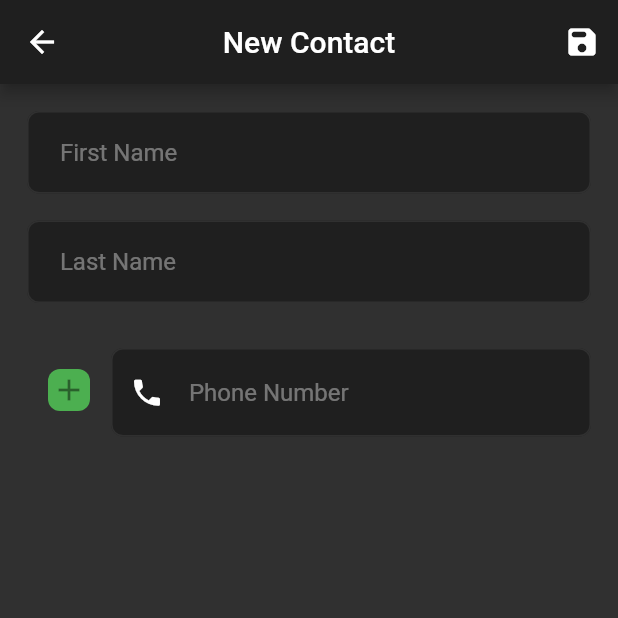
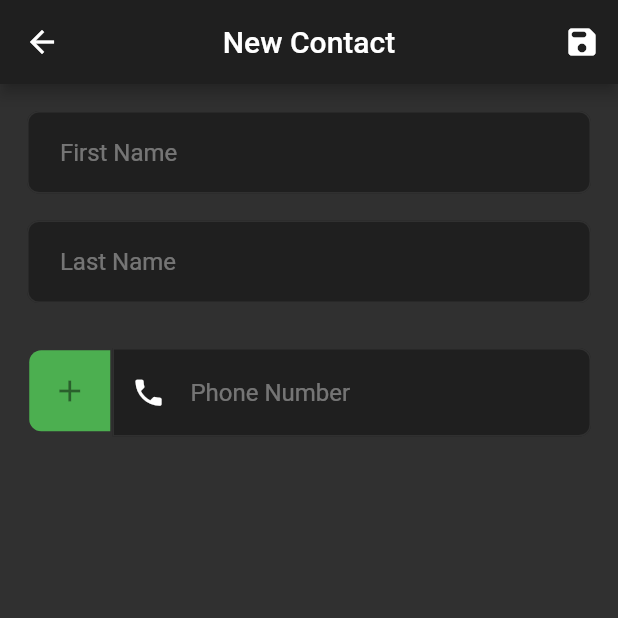
Before and after one commit to jannclaude/rep-phonebook, a Flutter app: the NewContacts screen opened by its route, on a phone screen of 412 x 824 dp, the top half of it. Run offline on Flutter 3.47's test engine with Material 2 defaults, Android fonts, the light colour scheme and no system bars; our stand-ins replace fluttertoast, shared_preferences; accounts and stored records are empty.

Commit message:
update files

```diff
--- a/lib/new_contact.dart
+++ b/lib/new_contact.dart
@@ -30,8 +30,6 @@ class _NewContactsState extends State<NewContacts> {
     TextEditingController()
   ];
 
-  bool isANumber = true;
-
   List<ContactSchema> contactsAppend = <ContactSchema>[];
 
   void saveContact() {
@@ -39,10 +37,9 @@ class _NewContactsState extends State<NewContacts> {
     for (int i = 0; i < _count; i++) {
       phoneList.add(_numberController[i].text);
     }
-    List<String> reversedPhone = phoneList.reversed.toList();
 
     setState(() {
-      contactsAppend.insert(0, ContactSchema(_lnameController.text, _fnameController.text, reversedPhone));
+      contactsAppend.insert(0, ContactSchema(_lnameController.text, _fnameController.text, phoneList));
     });
   }
 
@@ -136,10 +133,10 @@ class _NewContactsState extends State<NewContacts> {
       crossAxisAlignment: CrossAxisAlignment.start,
       children: [
         Padding(
-          padding: const EdgeInsets.all(14),
+          padding: const EdgeInsets.all(1.5),
           child: SizedBox(
-            width: 28,
-            height: 28,
+            width: 54,
+            height: 54,
             child: _addRemoveButton(key == checkAdd, key),
           ),
         ),
@@ -161,7 +158,10 @@ class _NewContactsState extends State<NewContacts> {
               fillColor: Color(0xff1f1f1f),
               filled: true,
               border: OutlineInputBorder(
-                borderRadius: BorderRadius.circular(8),
+                borderRadius: BorderRadius.only(
+                    topRight: Radius.circular(8),
+                    bottomRight: Radius.circular(8)
+                ),
                 borderSide: BorderSide(
                   color: Color(0xff1f1f1f),
                 ),
@@ -199,7 +199,10 @@ class _NewContactsState extends State<NewContacts> {
         height: 28,
         decoration: BoxDecoration(
           color: (isTrue) ? Colors.green : Colors.redAccent,
-          borderRadius: BorderRadius.circular(8),
+            borderRadius: BorderRadius.only(
+                topLeft: Radius.circular(8),
+                bottomLeft: Radius.circular(8)
+            ),
         ), // Add,remove phone numbers
         child: Icon(
           (isTrue) ? Icons.add : Icons.remove,
```
Also changed, not shown: lib/jwt_auth.dart (+33 -23 lines), lib/update_contact.dart (+28 -31 lines).
